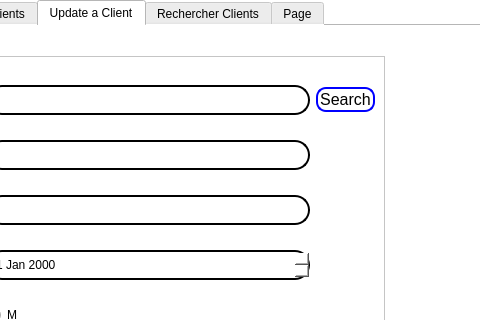
First picture: the form in mainwindow.ui, repository Projet-CPP-2A6/Nautica, before the edit; both pictures show x 218 to 698 and y 0 to 320 of the 1269 by 662 pixel window.
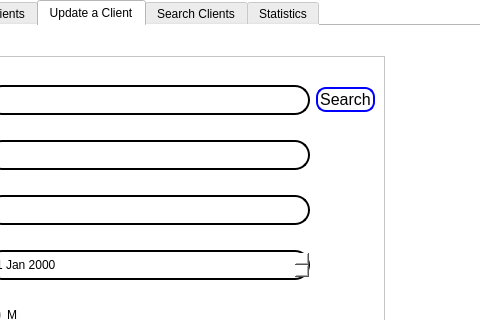
Second picture: the form after the edit. Icons and pictures are not drawn.

Commit message: added logging and feedback labels to adding, updating, deleting client

The edit to the form file:
```diff
--- a/mainwindow.ui
+++ b/mainwindow.ui
@@ -2650,7 +2650,7 @@
       </widget>
       <widget class="QWidget" name="tab_4">
        <attribute name="title">
-        <string>Rechercher Clients</string>
+        <string>Search Clients</string>
        </attribute>
        <widget class="QFrame" name="frame_12">
         <property name="geometry">
@@ -2698,7 +2698,7 @@
       </widget>
       <widget class="QWidget" name="tab_7">
        <attribute name="title">
-        <string>Page</string>
+        <string>Statistics</string>
        </attribute>
        <widget class="QPushButton" name="CRefStat">
         <property name="geometry">
```
Left out of the diff: 461 changed lines with no effect on the pictures. The commit also changes 10 other files.
